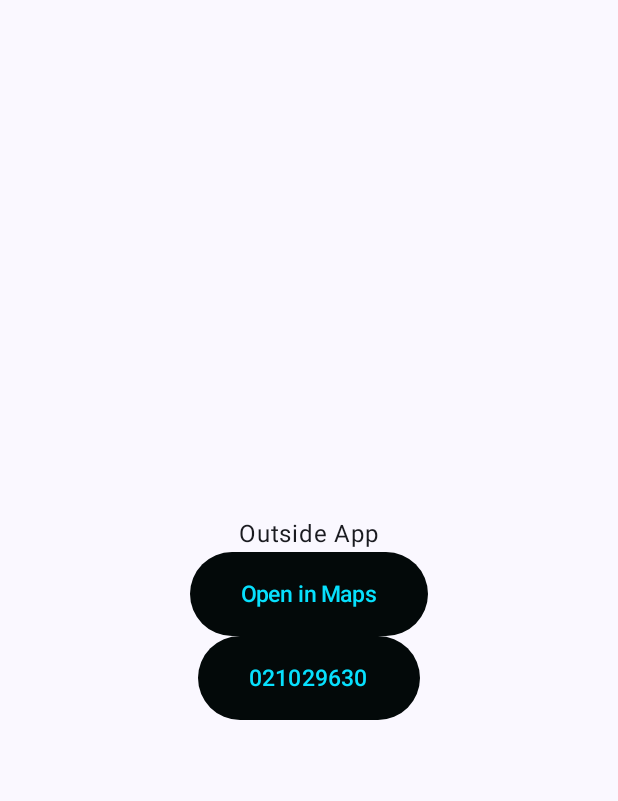
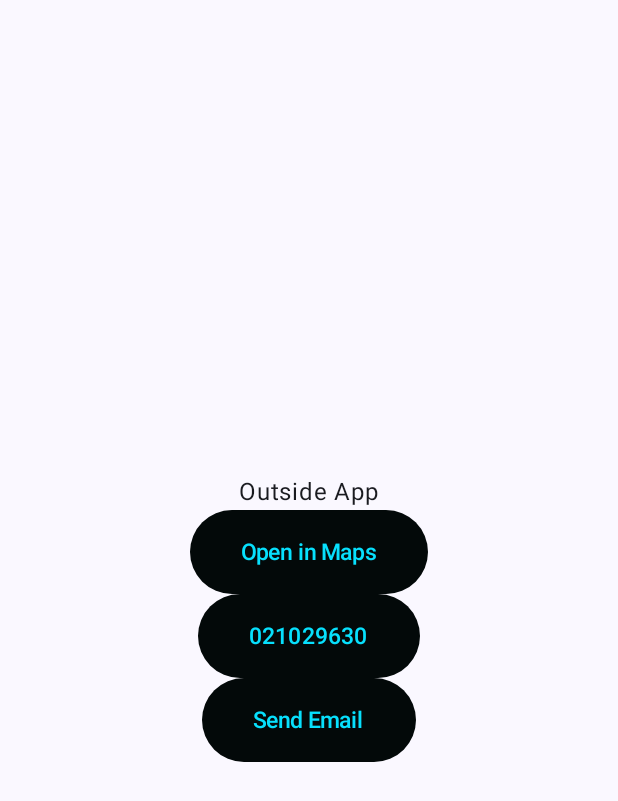
Before and after one commit to abir4u/AndroidBasics, an Android app built with Jetpack Compose: the composable NavigateOutsideAppScreen shown on its own in the app's theme, on a phone screen of 412 x 824 dp. Shown: the top 801 px of the screen. Run offline under Robolectric (Android 15) with nearby library versions, the phone set to English and light mode, and no system bars.

Commit message:
Make a button to take User to email client and fill in the To and the Subject fields

```diff
--- /dev/null
+++ b/app/src/main/java/com/abir/androidbasicpart1/composables/EmailButton.kt
@@ -0,0 +1,47 @@
+package com.abir.androidbasicpart1.composables
+
+import android.content.Intent
+import androidx.compose.foundation.layout.padding
+import androidx.compose.material3.Button
+import androidx.compose.material3.ButtonDefaults
+import androidx.compose.material3.Text
+import androidx.compose.runtime.Composable
+import androidx.compose.ui.Modifier
+import androidx.compose.ui.platform.LocalContext
+import androidx.compose.ui.unit.dp
+import androidx.compose.ui.unit.sp
+import com.abir.androidbasicpart1.ui.theme.ThemeBgColorPrimary
+import com.abir.androidbasicpart1.ui.theme.ThemeTextColor
+
+@Composable
+fun EmailButton() {
+    val context = LocalContext.current
+
+    // Email and subject details
+    val recipientEmail = "abirpal90@gmail.com"
+    val subject = "Enquiry: Android Basics"
+
+    Button(
+        colors = ButtonDefaults.buttonColors(containerColor = ThemeBgColorPrimary),
+        onClick = {
+            // Create an email intent with ACTION_SEND
+            val intent = Intent(Intent.ACTION_SEND).apply {
+                type = "message/rfc822" // Ensure it's an email app
+                putExtra(Intent.EXTRA_EMAIL, arrayOf(recipientEmail)) // Recipient's email
+                putExtra(Intent.EXTRA_SUBJECT, subject) // Email subject
+            }
+
+            // Verify if there's an app to handle the intent
+            if (intent.resolveActivity(context.packageManager) != null) {
+                context.startActivity(Intent.createChooser(intent, "Choose an email client"))
+            }
+        }
+    ) {
+        Text(
+            text = "Send Email",
+            modifier = Modifier.padding(10.dp),
+            color = ThemeTextColor,
+            fontSize = 15.sp
+        )
+    }
+}
--- a/app/src/main/java/com/abir/androidbasicpart1/screens/NavigateOutsideAppScreen.kt
+++ b/app/src/main/java/com/abir/androidbasicpart1/screens/NavigateOutsideAppScreen.kt
@@ -10,6 +10,7 @@ import androidx.compose.ui.Alignment
 import androidx.compose.ui.Modifier
 import androidx.compose.ui.unit.dp
 import com.abir.androidbasicpart1.composables.DialButton
+import com.abir.androidbasicpart1.composables.EmailButton
 import com.abir.androidbasicpart1.composables.ExternalMapButton
 
 @Composable
@@ -24,5 +25,6 @@ fun NavigateOutsideAppScreen() {
         Text(text = "Outside App")
         ExternalMapButton(latitude = 37.7749, longitude = -122.4194)
         DialButton(phoneNumber = "021029630")
+        EmailButton()
     }
 }
```
